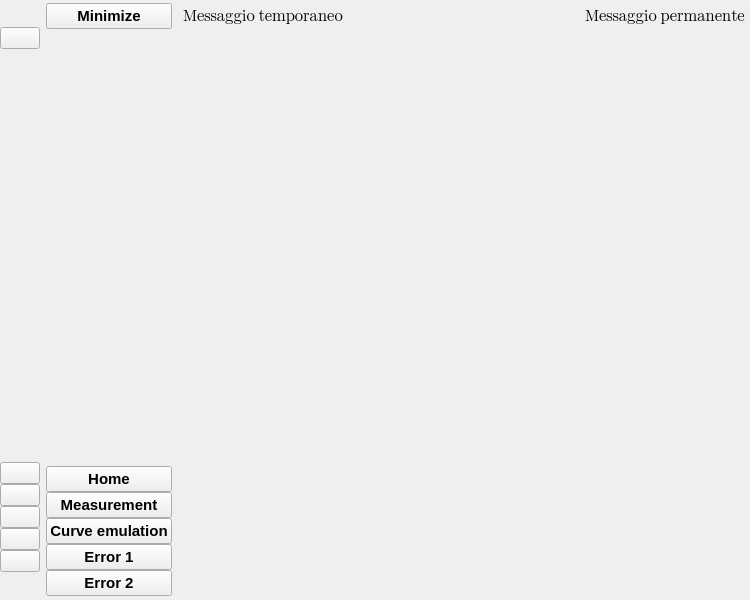
saimoncollaku/GITSIM-application, file ui/window.ui: the form before one commit.
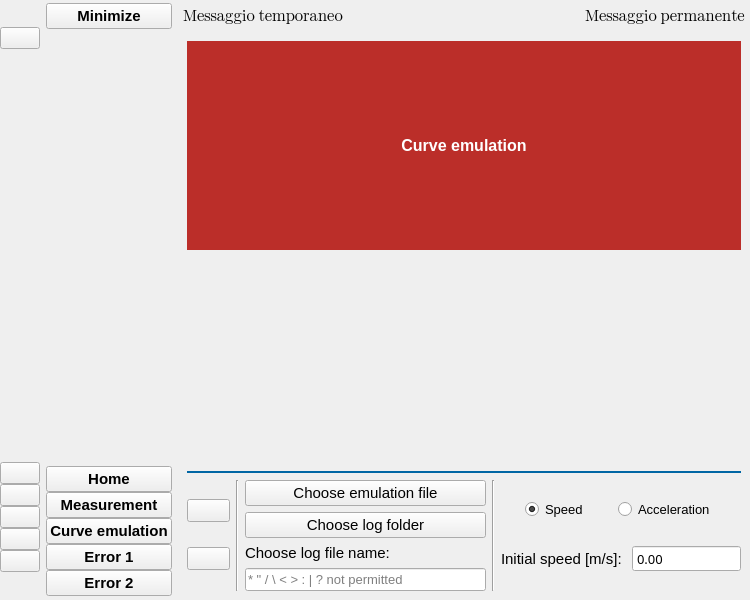
The form after the commit. The open tabs and pages were chosen to show the change. Icons and pictures are not drawn. Custom widgets are drawn as their Qt base class.

Commit message:
Added curve emulation tab
- Added curve emulation tab (still raw)
- Added md file for credits
- Removed unnecessary stuff

The edit to the form file:
```diff
--- a/ui/window.ui
+++ b/ui/window.ui
@@ -592,9 +592,15 @@
          <property name="cursor">
           <cursorShape>ArrowCursor</cursorShape>
          </property>
-         <property name="currentIndex">
+         <property name="lineWidth">
           <number>1</number>
          </property>
+         <property name="midLineWidth">
+          <number>0</number>
+         </property>
+         <property name="currentIndex">
+          <number>2</number>
+         </property>
          <widget class="QWidget" name="page">
           <layout class="QHBoxLayout" name="horizontalLayout_3">
            <item>
@@ -1851,7 +1857,268 @@
            </item>
           </layout>
          </widget>
-         <widget class="QWidget" name="page_3"/>
+         <widget class="QWidget" name="page_3">
+          <layout class="QVBoxLayout" name="verticalLayout_14">
+           <item>
+            <widget class="QLabel" name="label_17">
+             <property name="font">
+              <font>
+               <pointsize>12</pointsize>
+               <bold>true</bold>
+              </font>
+             </property>
+             <property name="styleSheet">
+              <string notr="true">		background-color:#bb2e29;
+		color: #fff;</string>
+             </property>
+             <property name="text">
+              <string>Curve emulation</string>
+             </property>
+             <property name="alignment">
+              <set>Qt::AlignmentFlag::AlignCenter</set>
+             </property>
+            </widget>
+           </item>
+           <item>
+            <widget class="PlotWidget" name="widget" native="true"/>
+           </item>
+           <item>
+            <widget class="Line" name="line_3">
+             <property name="styleSheet">
+              <string notr="true">color: #0066a4;</string>
+             </property>
+             <property name="frameShadow">
+              <enum>QFrame::Shadow::Plain</enum>
+             </property>
+             <property name="lineWidth">
+              <number>2</number>
+             </property>
+             <property name="midLineWidth">
+              <number>1</number>
+             </property>
+             <property name="orientation">
+              <enum>Qt::Orientation::Horizontal</enum>
+             </property>
+            </widget>
+           </item>
+           <item>
+            <layout class="QHBoxLayout" name="horizontalLayout_4">
+             <item>
+              <layout class="QVBoxLayout" name="verticalLayout_8">
+               <item>
+                <widget class="QPushButton" name="pushButton">
+                 <property name="text">
+                  <string/>
+                 </property>
+                 <property name="icon">
+                  <iconset resource="resource.qrc">
+                   <normaloff>:/icon/icon/icons8-play-button-48.png</normaloff>:/icon/icon/icons8-play-button-48.png</iconset>
+                 </property>
+                 <property name="iconSize">
+                  <size>
+                   <width>40</width>
+                   <height>40</height>
+                  </size>
+                 </property>
+                 <property name="checkable">
+                  <bool>true</bool>
+                 </property>
+                </widget>
+               </item>
+               <item>
+                <widget class="QPushButton" name="pushButton_2">
+                 <property name="text">
+                  <string/>
+                 </property>
+                 <property name="icon">
+                  <iconset resource="resource.qrc">
+                   <normaloff>:/icon/icon/icons8-stop-button-50.png</normaloff>:/icon/icon/icons8-stop-button-50.png</iconset>
+                 </property>
+                 <property name="iconSize">
+                  <size>
+                   <width>40</width>
+                   <height>40</height>
+                  </size>
+                 </property>
+                </widget>
+               </item>
+              </layout>
+             </item>
+             <item>
+              <widget class="Line" name="line_4">
+               <property name="orientation">
+                <enum>Qt::Orientation::Vertical</enum>
+               </property>
+              </widget>
+             </item>
+             <item>
+              <layout class="QVBoxLayout" name="verticalLayout_12">
+               <item>
+                <widget class="QPushButton" name="pushButton_4">
+                 <property name="font">
+                  <font>
+                   <pointsize>11</pointsize>
+                  </font>
+                 </property>
+                 <property name="text">
+                  <string>Choose emulation file</string>
+                 </property>
+                 <property name="icon">
+                  <iconset resource="resource.qrc">
+                   <normaloff>:/icon/icon/hand.png</normaloff>:/icon/icon/hand.png</iconset>
+                 </property>
+                 <property name="iconSize">
+                  <size>
+                   <width>20</width>
+                   <height>20</height>
+                  </size>
+                 </property>
+                </widget>
+               </item>
+               <item>
+                <widget class="QPushButton" name="pushButton_3">
+                 <property name="font">
+                  <font>
+                   <pointsize>11</pointsize>
+                  </font>
+                 </property>
+                 <property name="text">
+                  <string>Choose log folder</string>
+                 </property>
+                 <property name="icon">
+                  <iconset resource="resource.qrc">
+                   <normaloff>:/icon/icon/icons8-folder-48.png</normaloff>:/icon/icon/icons8-folder-48.png</iconset>
+                 </property>
+                 <property name="iconSize">
+                  <size>
+                   <width>20</width>
+                   <height>20</height>
+                  </size>
+                 </property>
+                </widget>
+               </item>
+               <item>
+                <widget class="QLabel" name="label_19">
+                 <property name="sizePolicy">
+                  <sizepolicy hsizetype="Preferred" vsizetype="Maximum">
+                   <horstretch>0</horstretch>
+                   <verstretch>0</verstretch>
+                  </sizepolicy>
+                 </property>
+                 <property name="font">
+                  <font>
+                   <pointsize>11</pointsize>
+                  </font>
+                 </property>
+                 <property name="text">
+                  <string>Choose log file name:</string>
+                 </property>
+                 <property name="alignment">
+                  <set>Qt::AlignmentFlag::AlignBottom|Qt::AlignmentFlag::AlignLeading|Qt::AlignmentFlag::AlignLeft</set>
+                 </property>
+                </widget>
+               </item>
+               <item>
+                <widget class="QLineEdit" name="lineEdit">
+                 <property name="placeholderText">
+                  <string>* &quot; / \ &lt; &gt; : | ? not permitted</string>
+                 </property>
+                </widget>
+               </item>
+              </layout>
+             </item>
+             <item>
+              <widget class="Line" name="line_6">
+               <property name="orientation">
+                <enum>Qt::Orientation::Vertical</enum>
+               </property>
+              </widget>
+             </item>
+             <item>
+              <layout class="QVBoxLayout" name="verticalLayout_13">
+               <item>
+                <layout class="QHBoxLayout" name="horizontalLayout_10">
+                 <property name="sizeConstraint">
+                  <enum>QLayout::SizeConstraint::SetMaximumSize</enum>
+                 </property>
+                 <item>
+                  <widget class="QRadioButton" name="radioButton">
+                   <property name="sizePolicy">
+                    <sizepolicy hsizetype="Maximum" vsizetype="Fixed">
+                     <horstretch>0</horstretch>
+                     <verstretch>0</verstretch>
+                    </sizepolicy>
+                   </property>
+                   <property name="text">
+                    <string>Speed</string>
+                   </property>
+                   <property name="checked">
+                    <bool>true</bool>
+                   </property>
+                  </widget>
+                 </item>
+                 <item>
+                  <widget class="QRadioButton" name="radioButton_2">
+                   <property name="sizePolicy">
+                    <sizepolicy hsizetype="Maximum" vsizetype="Fixed">
+                     <horstretch>0</horstretch>
+                     <verstretch>0</verstretch>
+                    </sizepolicy>
+                   </property>
+                   <property name="text">
+                    <string>Acceleration</string>
+                   </property>
+                  </widget>
+                 </item>
+                </layout>
+               </item>
+               <item>
+                <layout class="QHBoxLayout" name="horizontalLayout_11">
+                 <item>
+                  <widget class="QLabel" name="label_16">
+                   <property name="sizePolicy">
+                    <sizepolicy hsizetype="Fixed" vsizetype="Preferred">
+                     <horstretch>0</horstretch>
+                     <verstretch>0</verstretch>
+                    </sizepolicy>
+                   </property>
+                   <property name="font">
+                    <font>
+                     <pointsize>11</pointsize>
+                    </font>
+                   </property>
+                   <property name="text">
+                    <string>Initial speed [m/s]: </string>
+                   </property>
+                  </widget>
+                 </item>
+                 <item>
+                  <widget class="QDoubleSpinBox" name="doubleSpinBox">
+                   <property name="sizePolicy">
+                    <sizepolicy hsizetype="MinimumExpanding" vsizetype="Fixed">
+                     <horstretch>0</horstretch>
+                     <verstretch>0</verstretch>
+                    </sizepolicy>
+                   </property>
+                   <property name="font">
+                    <font>
+                     <family>Cascadia Code</family>
+                     <pointsize>10</pointsize>
+                    </font>
+                   </property>
+                   <property name="buttonSymbols">
+                    <enum>QAbstractSpinBox::ButtonSymbols::NoButtons</enum>
+                   </property>
+                  </widget>
+                 </item>
+                </layout>
+               </item>
+              </layout>
+             </item>
+            </layout>
+           </item>
+          </layout>
+         </widget>
          <widget class="QWidget" name="page_4"/>
          <widget class="QWidget" name="page_5"/>
         </widget>
@@ -1869,6 +2136,12 @@
    <header>ui.gaugemeter</header>
    <container>1</container>
   </customwidget>
+  <customwidget>
+   <class>PlotWidget</class>
+   <extends>QWidget</extends>
+   <header>pyqtgraph</header>
+   <container>1</container>
+  </customwidget>
  </customwidgets>
  <resources>
   <include location="resource.qrc"/>
```
Left out of the diff: 26 changed lines with no effect on the pictures. The commit also changes 7 other files.
